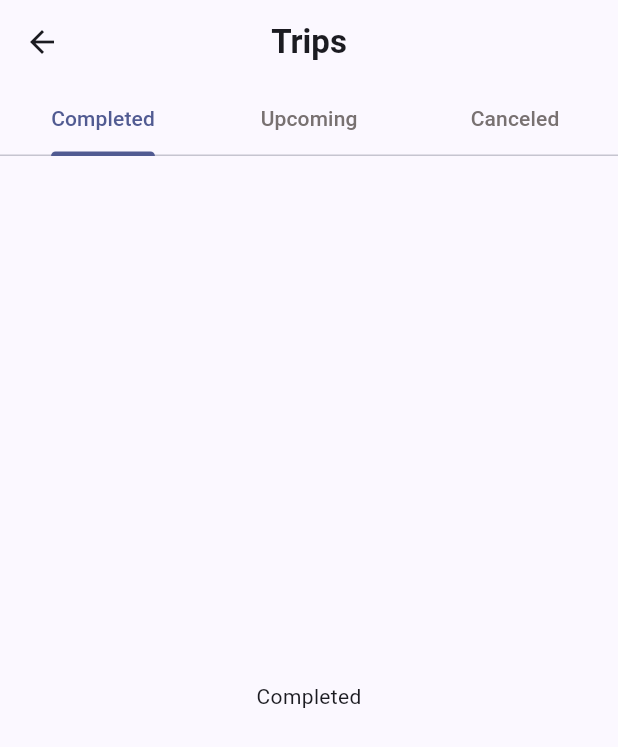
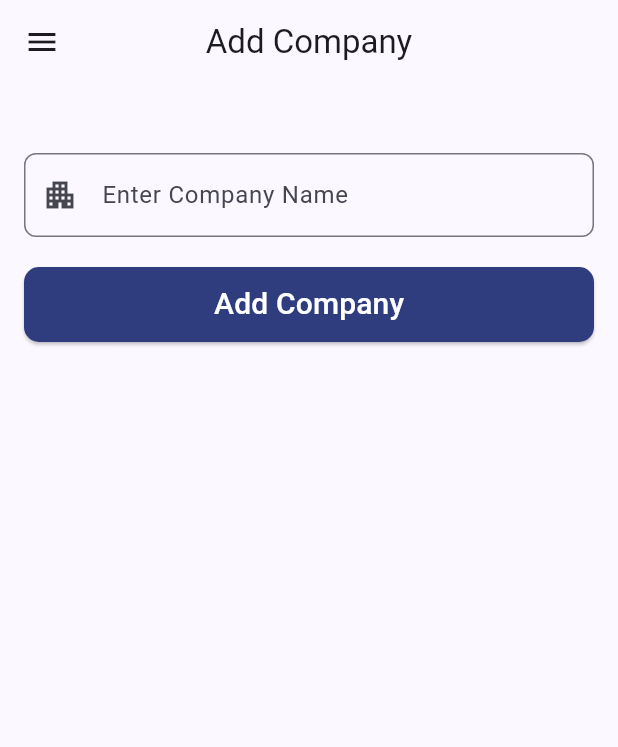
Before and after one commit to Mohammad-Rishad-p/info_cab, a Flutter app: the screen it shows after launch, on a phone screen of 412 x 824 dp. Shown: the top 747 px of the screen. Run offline on Flutter 3.47's test engine with Material 3 defaults, Android fonts, the phone set to English and light mode, and no system bars; our stand-ins replace cloud_firestore, firebase_core; accounts and stored records are empty.

Commit message:
created add_company page in admin

```diff
--- a/lib/main.dart
+++ b/lib/main.dart
@@ -1,5 +1,6 @@
 import 'package:flutter/material.dart';
 import 'package:info_cab_u/constant.dart';
+import 'package:info_cab_u/pages/admin/add_company_page.dart';
 import 'package:info_cab_u/pages/admin/add_vehicle_page.dart';
 import 'package:info_cab_u/pages/admin/add_stop.dart';
 import 'package:info_cab_u/pages/admin/users_listing_page.dart';
@@ -25,7 +26,7 @@ class MyApp extends StatelessWidget {
   Widget build(BuildContext context) {
     return MaterialApp(
       debugShowCheckedModeBanner: false,
-      initialRoute: '/trips',
+      initialRoute: '/addcompany',
 
       routes: {
         '/': (context) => HomePage(),
@@ -41,6 +42,7 @@ class MyApp extends StatelessWidget {
         '/home':(context) => HomePage(),
         '/user_register':(context) => UserRegisterPage(),
         '/user_profile':(context) => UserProfilePage(),
+        '/addcompany':(context) => AddCompanyPage(),
       },
       theme: ThemeData(
         colorScheme: ColorScheme.fromSeed(seedColor: textPrimColor),
--- /dev/null
+++ b/lib/pages/admin/add_company_page.dart
@@ -0,0 +1,82 @@
+import 'package:cloud_firestore/cloud_firestore.dart';
+import 'package:flutter/material.dart';
+import 'package:info_cab_u/basic_widgets/button_widget.dart';
+
+class AddCompanyPage extends StatefulWidget {
+  @override
+  State<AddCompanyPage> createState() => _AddPickUpPointPageState();
+}
+
+class _AddPickUpPointPageState extends State<AddCompanyPage> {
+  // Adding textediting controller
+  TextEditingController addCompany = TextEditingController();
+
+  // Firebase instance
+  final CollectionReference companies =
+      FirebaseFirestore.instance.collection('companies');
+
+  // Function to add companies to Firestore
+  void addStopsToFireStore() async {
+    final data = {
+      'company name': addCompany.text.trim()
+    }; // Trimmed text to remove any leading/trailing whitespace
+    if (addCompany.text.trim().isEmpty) {
+      // Show a message if the text field is empty
+      ScaffoldMessenger.of(context).showSnackBar(
+          SnackBar(content: Text('Company names cannot be empty')));
+      return;
+    }
+    try {
+      await companies.add(data);
+      // to show a toast message if successful
+      ScaffoldMessenger.of(context)
+          .showSnackBar(SnackBar(content: Text('Company added successfully')));
+      addCompany.clear();
+      print("Company added successfully");
+    } catch (e) {
+      // to show a toast message if unsuccessful
+      ScaffoldMessenger.of(context)
+          .showSnackBar(SnackBar(content: Text('Failed to add company: $e')));
+      print("Failed to add company: $e");
+    }
+  }
+
+  @override
+  Widget build(BuildContext context) {
+    return Scaffold(
+      appBar: AppBar(
+        title: Text('Add Company'),
+        centerTitle: true,
+      ),
+      drawer: Drawer(), // Adds a placeholder for the drawer icon
+      body: Padding(
+        padding: const EdgeInsets.all(16.0),
+        child: Column(
+          children: [
+            SizedBox(
+              height: 30,
+            ),
+            TextField(
+              controller: addCompany,
+              decoration: InputDecoration(
+                labelText: 'Enter Company Name',
+                prefixIcon: Icon(Icons.apartment),
+                border: OutlineInputBorder(
+                  borderRadius: BorderRadius.circular(8.0),
+                ),
+              ),
+              style: TextStyle(
+                color: Colors.black,
+                fontSize: 16,
+              ),
+            ),
+            SizedBox(height: 20),
+            Button(onPressed: () {
+              addStopsToFireStore();
+            }, text: 'Add Company'),
+          ],
+        ),
+      ),
+    );
+  }
+}
```
